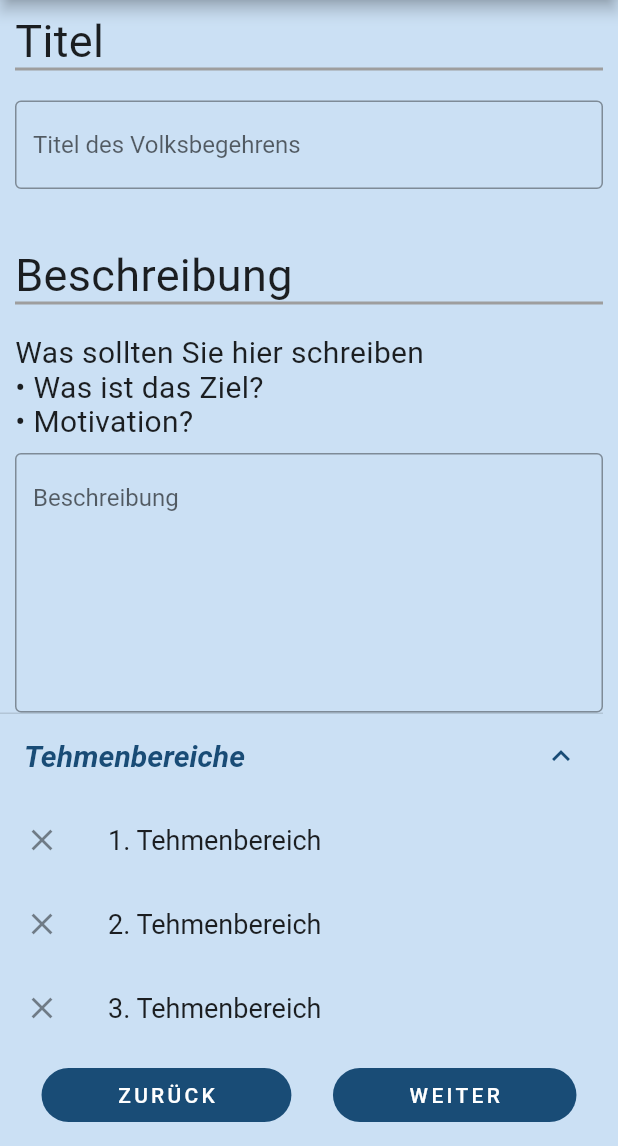
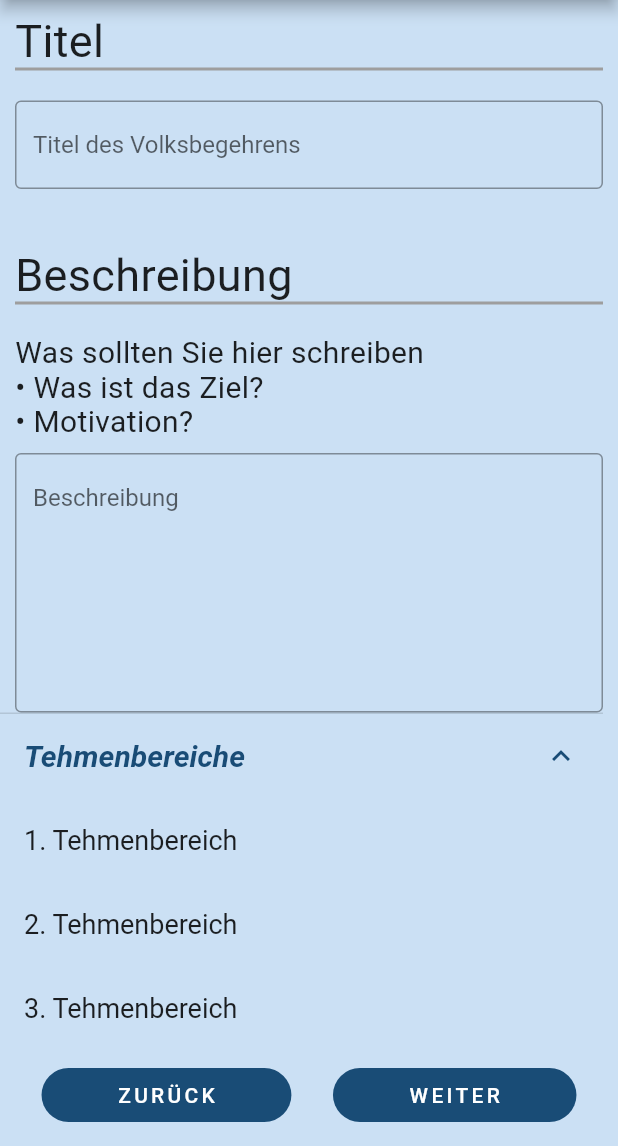
Before and after one commit to thob97/App-for-Strengthening-Direct-Democratic-Processes, a Flutter app: the NewProcedure1 screen opened directly, after a tap on "Tehmenbereiche", on a phone screen of 412 x 824 dp, the part 90-1236 px from its top. Run offline on Flutter 3.47's test engine with Material 2 defaults, Android fonts, the phone set to English and light mode, and no system bars; our stand-ins replace charts_flutter, community_material_icon, file_picker, flutter_slidable, google_nav_bar, open_file and 2 more; missing offline and left inert: flutter_pdfview.

Commit message:
updated Themenbereiche ListView
updated Themenbereiche ListView

```diff
--- a/lib/pages/create_new_procedure/new_procedure1.dart
+++ b/lib/pages/create_new_procedure/new_procedure1.dart
@@ -3,15 +3,18 @@ import 'package:intl/intl.dart';
 import 'package:swp_direktdem_verf_app/pages/create_new_procedure/new_procedure3.dart';
 import 'package:swp_direktdem_verf_app/pages/settings_subpages/my_procedures.dart';
 import 'package:swp_direktdem_verf_app/widgets/custom_appbar.dart';
+import 'package:swp_direktdem_verf_app/widgets/new_procedure/example/custom_vertical_stepper.dart';
 
 TextEditingController textEditingControllerBeschreibung =
-    TextEditingController();
+TextEditingController();
 TextEditingController textEditingControllerTitelDesVolksbegehrens =
-    TextEditingController();
+TextEditingController();
 TextEditingController textEditingControllerTitelStartdatum =
-    TextEditingController();
+TextEditingController();
 TextEditingController textEditingControllerKontakt = TextEditingController();
 TextEditingController textEditingControllerWebsite = TextEditingController();
+String selected = 'Tehmenbereiche';
+
 
 class NewProcedure1 extends StatefulWidget {
   const NewProcedure1({Key? key}) : super(key: key);
@@ -194,7 +197,7 @@ class _NewProcedureState1 extends State<NewProcedure1> {
               itemBuilder: (context, i) {
                 return ExpansionTile(
                   title: Text(
-                    tehmenbereiche[i].title,
+                    selected,
                     style: const TextStyle(
                       fontSize: 20.0,
                       fontWeight: FontWeight.bold,
@@ -203,7 +206,7 @@ class _NewProcedureState1 extends State<NewProcedure1> {
                   ),
                   children: <Widget>[
                     Column(
-                      children: _buildExpandableContent(tehmenbereiche[i]),
+                      children: _buildExpandableContent(tehmenbereiche[i], i),
                     ),
                   ],
                 );
@@ -314,28 +317,24 @@ class _NewProcedureState1 extends State<NewProcedure1> {
       ),
     );
   }
+  List<Widget> _buildExpandableContent(Tehmenbereich tehmenbereich, index) {
+    return List.generate(tehmenbereich.contents.length, (index) {
+      return ListTile(
+        title: Text(
+          tehmenbereich.contents[index],
+          style: const TextStyle(fontSize: 18.0),
+        ),
+        onTap: () {
+          setState(() {
+            selected = tehmenbereich.contents.elementAt(index);
+          });
+        },
+      );
+    });
+  }
+
 }
 
-List<Widget> _buildExpandableContent(
-    Tehmenbereich tehmenbereiche,
-) {
-  final List<Widget> columnContent = [];
-
-  for (final String content in tehmenbereiche.contents) {
-    columnContent.add(
-      ListTile(
-        title: Text(
-          content,
-          style: const TextStyle(fontSize: 18.0),
-        ),
-        leading: Icon(tehmenbereiche.icon),
-        //onTap: () => print('ListTile'),
-      ),
-    );
-  }
-
-  return columnContent;
-}
 
 class Tehmenbereich {
   Tehmenbereich(this.title, this.contents, this.icon);
```
